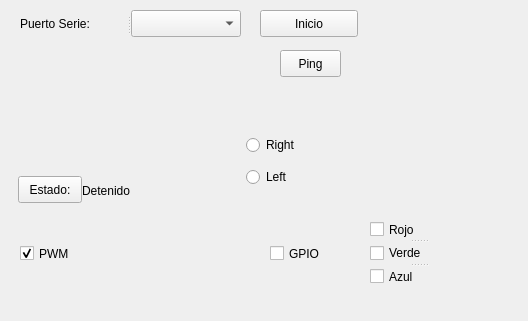
espinozurera/proyecto1-qt, file guipanel.ui: the form before one commit.
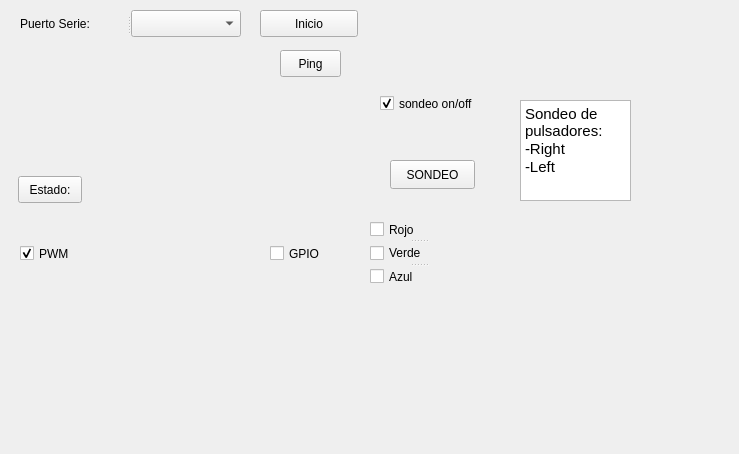
The form after the commit. Custom widgets are drawn as their Qt base class.

Diff of the .ui file:
```diff
--- a/guipanel.ui
+++ b/guipanel.ui
@@ -6,8 +6,8 @@
    <rect>
     <x>0</x>
     <y>0</y>
-    <width>528</width>
-    <height>321</height>
+    <width>739</width>
+    <height>454</height>
    </rect>
   </property>
   <property name="windowTitle">
@@ -39,19 +39,6 @@
     <string>Ping</string>
    </property>
   </widget>
-  <widget class="QLabel" name="statusLabel">
-   <property name="geometry">
-    <rect>
-     <x>82</x>
-     <y>182</y>
-     <width>331</width>
-     <height>17</height>
-    </rect>
-   </property>
-   <property name="text">
-    <string>Detenido</string>
-   </property>
-  </widget>
   <widget class="QSplitter" name="splitter">
    <property name="geometry">
     <rect>
@@ -134,45 +121,7 @@
     <UInt>10</UInt>
    </property>
   </widget>
-  <widget class="QRadioButton" name="rightButton">
-   <property name="geometry">
-    <rect>
-     <x>246</x>
-     <y>134</y>
-     <width>117</width>
-     <height>22</height>
-    </rect>
-   </property>
-   <property name="text">
-    <string>Right</string>
-   </property>
-   <property name="checkable">
-    <bool>true</bool>
-   </property>
-   <property name="autoExclusive">
-    <bool>false</bool>
-   </property>
-  </widget>
-  <widget class="QRadioButton" name="leftButton">
-   <property name="geometry">
-    <rect>
-     <x>246</x>
-     <y>166</y>
-     <width>117</width>
-     <height>22</height>
-    </rect>
-   </property>
-   <property name="text">
-    <string>Left</string>
-   </property>
-   <property name="checkable">
-    <bool>true</bool>
-   </property>
-   <property name="autoExclusive">
-    <bool>false</bool>
-   </property>
-  </widget>
-  <widget class="Led" name="led">
+  <widget class="Led" name="LED_left">
    <property name="enabled">
     <bool>false</bool>
    </property>
@@ -239,6 +188,83 @@
     <string>GPIO</string>
    </property>
   </widget>
+  <widget class="Led" name="LED_right">
+   <property name="enabled">
+    <bool>false</bool>
+   </property>
+   <property name="geometry">
+    <rect>
+     <x>490</x>
+     <y>150</y>
+     <width>16</width>
+     <height>16</height>
+    </rect>
+   </property>
+   <property name="toolTip">
+    <string>Color Led component</string>
+   </property>
+   <property name="whatsThis">
+    <string>Led indicator</string>
+   </property>
+  </widget>
+  <widget class="QTextBrowser" name="textBrowser">
+   <property name="geometry">
+    <rect>
+     <x>520</x>
+     <y>100</y>
+     <width>111</width>
+     <height>101</height>
+    </rect>
+   </property>
+   <property name="html">
+    <string>&lt;!DOCTYPE HTML PUBLIC &quot;-//W3C//DTD HTML 4.0//EN&quot; &quot;http://www.w3.org/TR/REC-html40/strict.dtd&quot;&gt;
+&lt;html&gt;&lt;head&gt;&lt;meta name=&quot;qrichtext&quot; content=&quot;1&quot; /&gt;&lt;style type=&quot;text/css&quot;&gt;
+p, li { white-space: pre-wrap; }
+&lt;/style&gt;&lt;/head&gt;&lt;body style=&quot; font-family:'Cantarell'; font-size:11pt; font-weight:400; font-style:normal;&quot;&gt;
+&lt;p style=&quot; margin-top:0px; margin-bottom:0px; margin-left:0px; margin-right:0px; -qt-block-indent:0; text-indent:0px;&quot;&gt;Sondeo de pulsadores:&lt;/p&gt;
+&lt;p style=&quot; margin-top:0px; margin-bottom:0px; margin-left:0px; margin-right:0px; -qt-block-indent:0; text-indent:0px;&quot;&gt;-Right&lt;/p&gt;
+&lt;p style=&quot; margin-top:0px; margin-bottom:0px; margin-left:0px; margin-right:0px; -qt-block-indent:0; text-indent:0px;&quot;&gt;-Left&lt;/p&gt;&lt;/body&gt;&lt;/html&gt;</string>
+   </property>
+  </widget>
+  <widget class="QPushButton" name="pushButton_2">
+   <property name="geometry">
+    <rect>
+     <x>390</x>
+     <y>160</y>
+     <width>85</width>
+     <height>29</height>
+    </rect>
+   </property>
+   <property name="text">
+    <string>SONDEO</string>
+   </property>
+  </widget>
+  <widget class="QwtTextLabel" name="TextLabel">
+   <property name="geometry">
+    <rect>
+     <x>100</x>
+     <y>180</y>
+     <width>261</width>
+     <height>21</height>
+    </rect>
+   </property>
+  </widget>
+  <widget class="QCheckBox" name="checkBox">
+   <property name="geometry">
+    <rect>
+     <x>380</x>
+     <y>90</y>
+     <width>111</width>
+     <height>27</height>
+    </rect>
+   </property>
+   <property name="text">
+    <string>sondeo on/off</string>
+   </property>
+   <property name="checked">
+    <bool>true</bool>
+   </property>
+  </widget>
  </widget>
  <layoutdefault spacing="6" margin="11"/>
  <customwidgets>
@@ -257,6 +283,11 @@
    <extends>QWidget</extends>
    <header>qwt_knob.h</header>
   </customwidget>
+  <customwidget>
+   <class>QwtTextLabel</class>
+   <extends>QFrame</extends>
+   <header>qwt_text_label.h</header>
+  </customwidget>
  </customwidgets>
  <tabstops>
   <tabstop>serialPortComboBox</tabstop>
```
Left out of the diff: 4 changed lines with no effect on the pictures.
